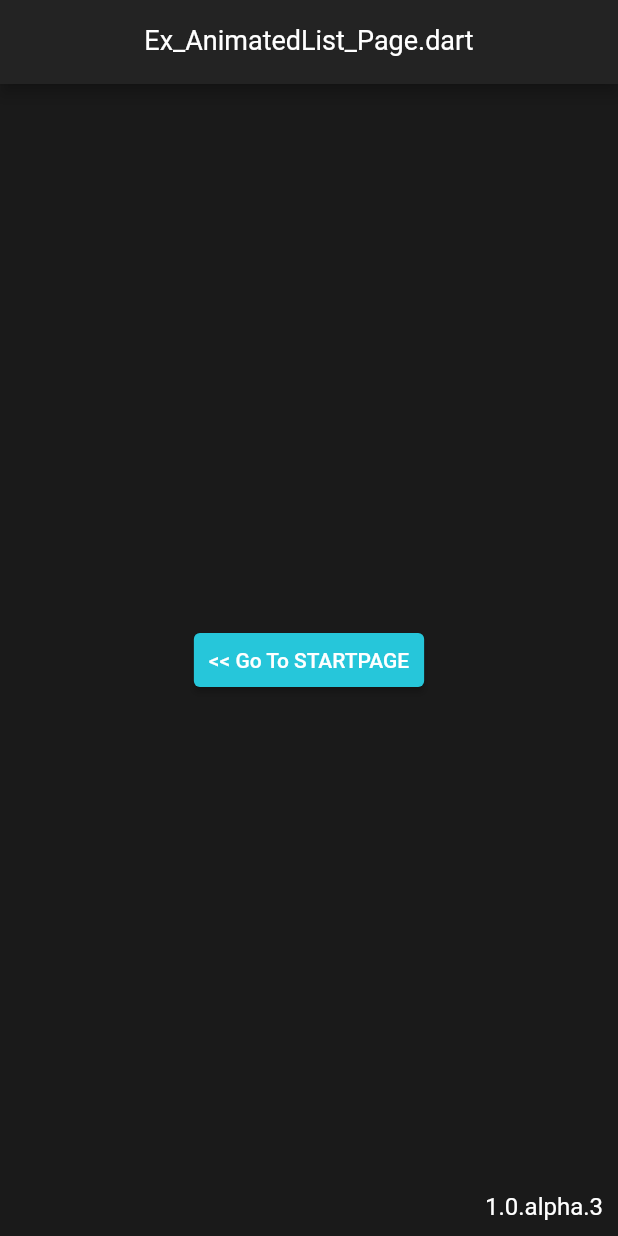
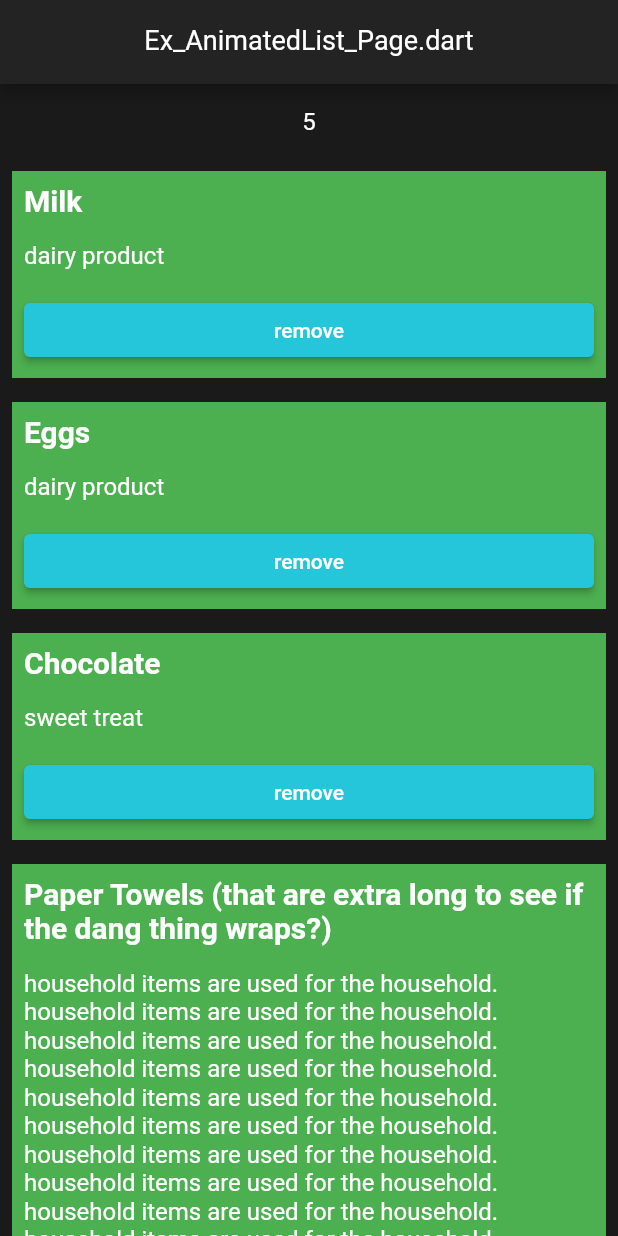
Before and after one commit to redfrogred/examples, a Flutter app: the screen it shows after launch, on a phone screen of 412 x 824 dp. Run offline on Flutter 3.47's test engine with Material 2 defaults, Android fonts, the phone set to English and light mode, and no system bars; our stand-ins replace page_transition, webview_flutter.

Commit message:
animated list 90% done

```diff
--- a/lib/classes/Config.dart
+++ b/lib/classes/Config.dart
@@ -1,11 +1,12 @@
 // ignore_for_file: file_names
 
+import 'package:examples/classes/ListItem.dart';
 import 'package:flutter/material.dart';
 
 class Config {
 
   static const  String    appName                = "examples";
-  static const  String    appVersion             = "1.0.alpha.3";
+  static const  String    appVersion             = "1.0.alpha.4";
   static String           log                    = "";           //  keep a log of what is sent to console
 
   static bool             appDebugActive         = true;         //  should debugging features be shown?
@@ -21,4 +22,28 @@ class Config {
   static double           mainFontSize            = 16;
   static Color            buttonBackgroundColor   = Colors.cyan.shade400;
 
+  static final List<ListItem> listItems = [
+    ListItem(
+      title: 'Milk',
+      description: 'dairy product',
+    ),
+    ListItem(
+      title: 'Eggs',
+      description: 'dairy product',
+    ),
+    ListItem(
+      title: 'Chocolate',
+      description: 'sweet treat',
+    ),
+    ListItem(
+      title: 'Paper Towels (that are extra long to see if the dang thing wraps?)',
+      description: 'household items are used for the household. household items are used for the household. household items are used for the household. household items are used for the household. household items are used for the household. household items are used for the household. household items are used for the household. household items are used for the household. household items are used for the household. household items are used for the household.',
+    ),
+    ListItem(
+      title: 'bra',
+      description: 'tata-related',
+    ),
+  ];
+
+
 }
--- /dev/null
+++ b/lib/classes/ListItem.dart
@@ -0,0 +1,9 @@
+class ListItem {
+  final String title;
+  final String description;
+
+  const ListItem({
+    required this.title,
+    required this.description,
+  });
+}
--- a/lib/pages/Ex_AnimatedList_Page.dart
+++ b/lib/pages/Ex_AnimatedList_Page.dart
@@ -1,11 +1,17 @@
 // ignore_for_file: prefer_const_constructors, camel_case_types
+
+
+//  From:
+//  https://www.youtube.com/watch?v=E3SQOqUq8Mg
 
 import 'package:flutter/material.dart';
 import 'package:provider/provider.dart';
 import '../classes/Config.dart';
 import '../classes/Utils.dart';
 import '../pages/_AllPages.dart';
+import '../widgets/_AllWidgets.dart';
 import '../providers/Controller.dart';
+import '../classes/ListItem.dart';
 
 class Ex_AnimatedList_Page extends StatefulWidget {
   const Ex_AnimatedList_Page({ super.key });
@@ -22,6 +28,9 @@ class _Ex_AnimatedList_PageState extends State<Ex_AnimatedList_Page> {
 
   // (this page) variables
   static const String _fileName = 'Ex_AnimatedList_Page.dart';
+  // animated list stuff
+    final listKey = GlobalKey<AnimatedListState>();
+  final List<ListItem> items = List.from(Config.listItems);
 
   // (this page) init and dispose
   @override
@@ -40,6 +49,20 @@ class _Ex_AnimatedList_PageState extends State<Ex_AnimatedList_Page> {
   // (this page) methods
   void _buildTriggered() {
     Utils.log( _fileName, ' _buildTriggered()');
+  }
+
+  void removeItem(int index) {
+    final removedItem = items[index];
+    items.removeAt(index);
+    listKey.currentState!.removeItem(
+      index,
+      (context, animation) => ListItemWidget(
+        item: removedItem,
+        animation: animation,
+        onClicked: () {},
+      ),
+      duration: Duration(milliseconds: 2000),
+    );
   }
 
   void _addPostFrameCallbackTriggered( context ) {
@@ -61,33 +84,77 @@ class _Ex_AnimatedList_PageState extends State<Ex_AnimatedList_Page> {
             centerTitle: true,
           ), //AppBar
           // drawer: DrawerWidget(),
-          body: Stack(
+          body:
+
+          ( Config.listItems.isEmpty )
+          ?
+            Center(child: Text('no items'))
+          :
+          Column(
             children: [
               Container(
-                color: Colors.transparent,
-                child: Center(
-                  child: ElevatedButton(
-                    child: Text('<< Go To STARTPAGE'),
-                    onPressed: () {
-                      Utils.log( _fileName, '( $_fileName ) (event) clicked "go to Star_tPage()"');
-                      Navigator.of(context).push(
-                        MaterialPageRoute(builder: (_) => Start_Page())
-                      );
-                    },
+                height: 50,
+                child: Center(child: Text ( Config.listItems.length.toString() )),
+              ),
+              Expanded(
+                child: AnimatedList(
+                  key: listKey,
+                  initialItemCount: items.length,
+                  itemBuilder: (context, index, animation ) => ListItemWidget(
+                    item: items[index],
+                    animation: animation,
+                    onClicked: () { removeItem(index);},
                   ),
                 ),
               ),
-              Positioned(
-                right: 10,
-                bottom: 10,
-                child: (
-                  //Text( Config.appVersion + ' (${ Config.pops.toString() })' )
-                  Text( context.watch<Controller>().getAppInfo() )
-                ),
-              )
             ],
           ),
+
         ),
       );
   }
 }
+
+class ListItemWidget extends StatelessWidget {
+  final ListItem item;
+  final Animation<double> animation;
+  final VoidCallback? onClicked;
+
+  const ListItemWidget({
+    required this.item,
+    required this.animation,
+    required this.onClicked,
+    Key? key,
+  }) : super(key: key);
+
+  @override
+  Widget build(BuildContext context) => SizeTransition(
+    sizeFactor: animation,
+    child: buildItem(),
+  );
+
+  Widget buildItem() => Container(
+    margin: EdgeInsets.all(8),
+    color: Colors.green,
+    child: Column(
+      mainAxisAlignment: MainAxisAlignment.start,
+      children: [
+        Padding(
+          padding: const EdgeInsets.all(8.0),
+          child: Container(width: double.infinity, child: Text( item.title, style: TextStyle( fontWeight: FontWeight.bold, fontSize: 20, ))),
+        ),
+        Padding(
+          padding: const EdgeInsets.all(8.0),
+          child: Container(width: double.infinity, child: Text( item.description)),
+        ),
+        Padding(
+          padding: const EdgeInsets.all(8.0),
+          child: Container(width: double.infinity, child: ElevatedButton(
+            child: Text('remove'),
+            onPressed: onClicked, // WILLFIX
+          )),
+        ),
+      ],
+    ),
+  );
+}
```
Also changed, not shown: 1 other file.
